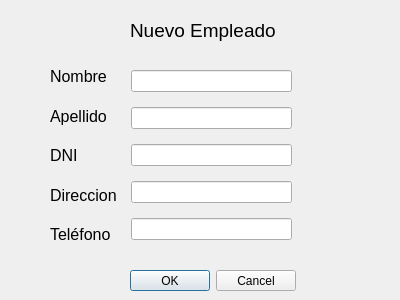
Before: the Qt Designer form guiempleado_nuevo.ui in Jose-Cisneros/TallerCTRL, drawn with Qt 5.
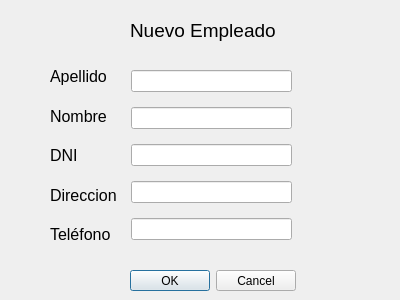
After: the same form once the commit is applied.

The edit to the form file:
```diff
--- a/guiempleado_nuevo.ui
+++ b/guiempleado_nuevo.ui
@@ -54,12 +54,12 @@
     <item>
      <widget class="QLineEdit" name="dni"/>
     </item>
-    <item>
-     <widget class="QLineEdit" name="telefono"/>
-    </item>
     <item>
      <widget class="QLineEdit" name="direccion"/>
     </item>
+    <item>
+     <widget class="QLineEdit" name="telefono"/>
+    </item>
    </layout>
   </widget>
   <widget class="QDialogButtonBox" name="buttonBox">
@@ -85,18 +85,6 @@
     </rect>
    </property>
    <layout class="QVBoxLayout" name="verticalLayout_2">
-    <item>
-     <widget class="QLabel" name="label_4">
-      <property name="font">
-       <font>
-        <pointsize>12</pointsize>
-       </font>
-      </property>
-      <property name="text">
-       <string>Nombre</string>
-      </property>
-     </widget>
-    </item>
     <item>
      <widget class="QLabel" name="label_3">
       <property name="font">
@@ -109,6 +97,18 @@
       </property>
      </widget>
     </item>
+    <item>
+     <widget class="QLabel" name="label_4">
+      <property name="font">
+       <font>
+        <pointsize>12</pointsize>
+       </font>
+      </property>
+      <property name="text">
+       <string>Nombre</string>
+      </property>
+     </widget>
+    </item>
     <item>
      <widget class="QLabel" name="label_5">
       <property name="font">
```
